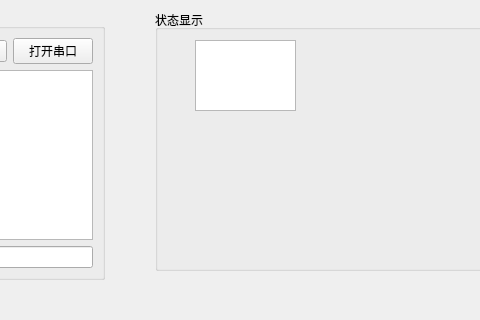
Qt form uartui_qt.ui (feifeishannon/python) before a commit; both pictures show x 195 to 675 and y 0 to 320 of the 1107 by 738 pixel window.
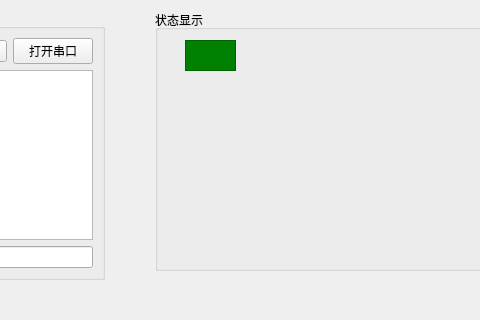
The same form after that commit. Custom widgets are drawn as their Qt base class.

```diff
--- a/uartui_qt.ui
+++ b/uartui_qt.ui
@@ -13,6 +13,18 @@
   <property name="windowTitle">
    <string>MainWindow</string>
   </property>
+  <property name="styleSheet">
+   <string notr="true"/>
+  </property>
+  <property name="animated">
+   <bool>true</bool>
+  </property>
+  <property name="tabShape">
+   <enum>QTabWidget::Rounded</enum>
+  </property>
+  <property name="dockOptions">
+   <set>QMainWindow::AllowTabbedDocks|QMainWindow::AnimatedDocks</set>
+  </property>
   <widget class="QWidget" name="centralwidget">
    <widget class="QPushButton" name="readAllDataButton">
     <property name="geometry">
@@ -210,15 +222,24 @@
     <property name="title">
      <string>状态显示</string>
     </property>
-    <widget class="QGraphicsView" name="fan1">
+    <widget class="QFrame" name="fan1">
      <property name="geometry">
       <rect>
-       <x>40</x>
+       <x>30</x>
        <y>30</y>
-       <width>101</width>
-       <height>71</height>
+       <width>51</width>
+       <height>31</height>
       </rect>
      </property>
+     <property name="styleSheet">
+      <string notr="true">background-color: green;</string>
+     </property>
+     <property name="frameShape">
+      <enum>QFrame::StyledPanel</enum>
+     </property>
+     <property name="frameShadow">
+      <enum>QFrame::Raised</enum>
+     </property>
     </widget>
    </widget>
   </widget>
```
